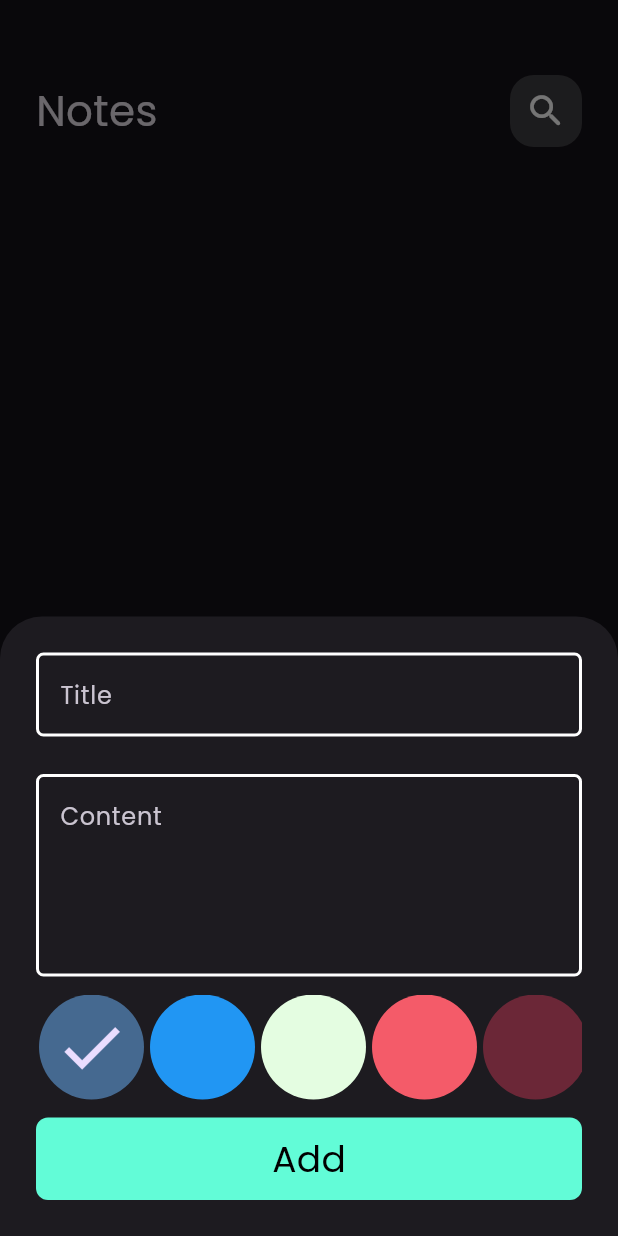
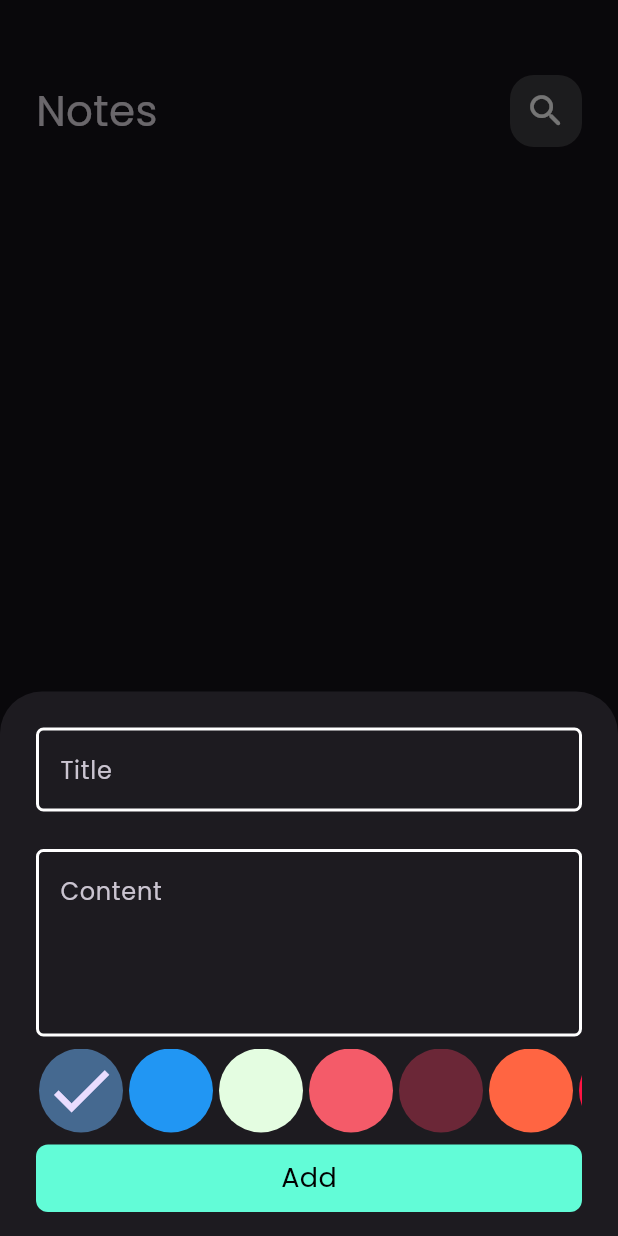
Before and after one commit to AbdelmenamAdel/Notes-App, a Flutter app: the screen it shows after launch, after a tap on the "add" icon, on a phone screen of 412 x 824 dp. Run offline on Flutter 3.47's test engine with Material 3 defaults, Android fonts, the phone set to English and light mode, and no system bars; our stand-ins replace another_flutter_splash_screen, flutter_bloc, font_awesome_flutter, hive, hive_flutter; accounts and stored records are empty.

Commit message:
get release apk for users and splash screen

```diff
--- /dev/null
+++ b/lib/Views/splash_screen.dart
@@ -0,0 +1,30 @@
+import 'package:flutter/material.dart';
+import 'package:another_flutter_splash_screen/another_flutter_splash_screen.dart';
+import 'package:notes_app/Views/notes_view.dart';
+import 'package:notes_app/constants.dart';
+
+class SplashScreen extends StatelessWidget {
+  const SplashScreen({super.key});
+
+  @override
+  Widget build(BuildContext context) {
+    return FlutterSplashScreen.scale(
+        gradient: const LinearGradient(
+          begin: Alignment.topRight,
+          end: Alignment.bottomLeft,
+          colors: [
+            blue,
+            kPrimaryColor,
+            blue,
+          ],
+        ),
+        childWidget: SizedBox(
+          height: 175,
+          child: Image.asset('assets/icons/app_icon.png'),
+        ),
+        duration: const Duration(milliseconds: 3000),
+        animationDuration: const Duration(milliseconds: 1500),
+        onAnimationEnd: () => debugPrint("On Scale End"),
+        nextScreen: const NotesView());
+  }
+}
--- a/lib/Views/widget/add_note_form.dart
+++ b/lib/Views/widget/add_note_form.dart
@@ -1,10 +1,10 @@
 import 'package:flutter/material.dart';
 import 'package:flutter_bloc/flutter_bloc.dart';
 import 'package:intl/intl.dart';
+import 'package:notes_app/Views/widget/color_list_view.dart';
 import 'package:notes_app/Views/widget/custom_button.dart';
 import 'package:notes_app/Views/widget/custom_text_form_field.dart';
 import 'package:notes_app/cubits/add_note_cubit.dart/add_note_cubit.dart';
-import 'package:notes_app/cubits/notes_cubit/notes_cubit.dart';
 import 'package:notes_app/models/note_model.dart';
 
 class AddNoteForm extends StatefulWidget {
@@ -35,14 +35,14 @@ class _AddNoteFormState extends State<AddNoteForm> {
           CustomTextFormField(
             hintText: 'Content',
             maxLines: 5,
-            height: 135,
+            height: 125,
             onSaved: (value) {
               content = value;
             },
           ),
-          const SizedBox(height: 12),
+          const SizedBox(height: 8),
           const ColorsListView(),
-          const SizedBox(height: 12),
+          const SizedBox(height: 8),
           BlocBuilder<AddNoteCubit, AddNoteState>(
             builder: (context, state) {
               return CustomButton(
@@ -67,60 +67,9 @@ class _AddNoteFormState extends State<AddNoteForm> {
               );
             },
           ),
-          const SizedBox(height: 24)
+          const SizedBox(height: 16)
         ],
       ),
     );
   }
 }
-
-class ColorItem extends StatelessWidget {
-  const ColorItem({super.key, required this.isActive, required this.index});
-  final bool isActive;
-  final int index;
-  @override
-  Widget build(BuildContext context) {
-    return CircleAvatar(
-      radius: 35,
-      backgroundColor: AddNoteCubit().getColor(index),
-      child: isActive ? const Icon(Icons.check, size: 50) : null,
-    );
-  }
-}
-
-class ColorsListView extends StatefulWidget {
-  const ColorsListView({super.key});
-
-  @override
-  State<ColorsListView> createState() => _ColorsListViewState();
-}
-
-class _ColorsListViewState extends State<ColorsListView> {
-  @override
-  Widget build(BuildContext context) {
-    return SizedBox(
-      height: 70,
-      child: ListView.builder(
-        scrollDirection: Axis.horizontal,
-        itemCount: 11,
-        itemBuilder: (context, index) => Padding(
-          padding: const EdgeInsets.symmetric(horizontal: 2),
-          child: GestureDetector(
-            onTap: () {
-              BlocProvider.of<AddNoteCubit>(context).currentIndex = index;
-              BlocProvider.of<AddNoteCubit>(context).color =
-                  BlocProvider.of<AddNoteCubit>(context).getColor(index);
-
-              setState(() {});
-            },
-            child: ColorItem(
-              isActive:
-                  BlocProvider.of<AddNoteCubit>(context).currentIndex == index,
-              index: index,
-            ),
-          ),
-        ),
-      ),
-    );
-  }
-}
--- /dev/null
+++ b/lib/Views/widget/color_item.dart
@@ -0,0 +1,16 @@
+import 'package:flutter/material.dart';
+import 'package:notes_app/cubits/add_note_cubit.dart/add_note_cubit.dart';
+
+class ColorItem extends StatelessWidget {
+  const ColorItem({super.key, required this.isActive, required this.index});
+  final bool isActive;
+  final int index;
+  @override
+  Widget build(BuildContext context) {
+    return CircleAvatar(
+      radius: 28,
+      backgroundColor: AddNoteCubit().getColor(index),
+      child: isActive ? const Icon(Icons.check, size: 50) : null,
+    );
+  }
+}
--- /dev/null
+++ b/lib/Views/widget/color_list_view.dart
@@ -0,0 +1,41 @@
+import 'package:flutter/material.dart';
+import 'package:flutter_bloc/flutter_bloc.dart';
+import 'package:notes_app/Views/widget/color_item.dart';
+import 'package:notes_app/cubits/add_note_cubit.dart/add_note_cubit.dart';
+
+class ColorsListView extends StatefulWidget {
+  const ColorsListView({super.key});
+
+  @override
+  State<ColorsListView> createState() => _ColorsListViewState();
+}
+
+class _ColorsListViewState extends State<ColorsListView> {
+  @override
+  Widget build(BuildContext context) {
+    return SizedBox(
+      height: 28 * 2,
+      child: ListView.builder(
+        scrollDirection: Axis.horizontal,
+        itemCount: 11,
+        itemBuilder: (context, index) => Padding(
+          padding: const EdgeInsets.symmetric(horizontal: 2),
+          child: GestureDetector(
+            onTap: () {
+              BlocProvider.of<AddNoteCubit>(context).currentIndex = index;
+              BlocProvider.of<AddNoteCubit>(context).color =
+                  BlocProvider.of<AddNoteCubit>(context).getColor(index);
+
+              setState(() {});
+            },
+            child: ColorItem(
+              isActive:
+                  BlocProvider.of<AddNoteCubit>(context).currentIndex == index,
+              index: index,
+            ),
+          ),
+        ),
+      ),
+    );
+  }
+}
--- a/lib/Views/widget/custom_button.dart
+++ b/lib/Views/widget/custom_button.dart
@@ -11,7 +11,7 @@ class CustomButton extends StatelessWidget {
       onTap: onTap,
       child: Container(
         width: MediaQuery.of(context).size.width,
-        height: 55,
+        height: 45,
         decoration: BoxDecoration(
           color: kPrimaryColor,
           borderRadius: BorderRadius.circular(8),
@@ -27,7 +27,7 @@ class CustomButton extends StatelessWidget {
               : const Text(
                   'Add',
                   style: TextStyle(
-                    fontSize: 24,
+                    fontSize: 18,
                     color: black,
                     fontWeight: FontWeight.w500,
                   ),
--- a/lib/app/app.dart
+++ b/lib/app/app.dart
@@ -1,6 +1,6 @@
 import 'package:flutter/material.dart';
 import 'package:flutter_bloc/flutter_bloc.dart';
-import 'package:notes_app/Views/notes_view.dart';
+import 'package:notes_app/Views/splash_screen.dart';
 import 'package:notes_app/cubits/notes_cubit/notes_cubit.dart';
 
 class NotesApp extends StatelessWidget {
@@ -13,7 +13,7 @@ class NotesApp extends StatelessWidget {
       child: MaterialApp(
         debugShowCheckedModeBanner: false,
         theme: ThemeData(brightness: Brightness.dark, fontFamily: 'Poppins'),
-        home: const NotesView(),
+        home: const SplashScreen(),
       ),
     );
   }
--- a/lib/constants.dart
+++ b/lib/constants.dart
@@ -4,4 +4,5 @@ const Color kPrimaryColor = Color(0xff62FCD7);
 const Color white = Colors.white;
 const Color black = Colors.black;
 const Color red = Colors.red;
+const Color blue = Colors.blue;
 const String kNotesBox = 'Notes_Box';
```
Also changed, not shown: lib/Views/widget/custom_note_item.dart (+15 -5 lines), lib/Views/widget/edit_note_color_list.dart (added, +50 -0 lines), lib/Views/widget/edit_notes_view_body.dart (+8 -50 lines), lib/methods.dart (added, +45 -0 lines), pubspec.yaml (+25 -2 lines), assets/app_icon.png (added), assets/icons/app_icon.png (added), pubspec.lock, 42 other files.
